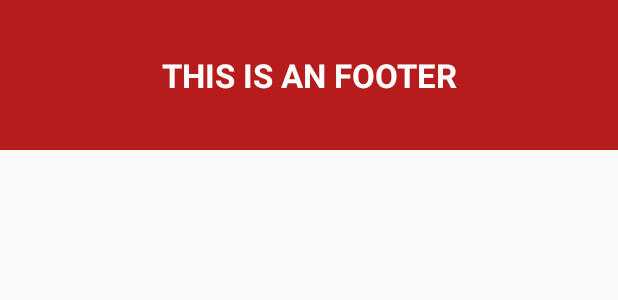
After one commit to chemickypes/CoordinatorLayoutExample, an Android app: the layout footer_list.xml on its own in the app's theme, with its tools: preview values and no code run, on a phone screen of 412 x 824 dp. The commit adds this screen. Shown: the top 300 px of the screen. Run offline under Robolectric (Android 15) with nearby library versions, the phone set to English and light mode, and no system bars.

Commit message:
footer view

```diff
--- /dev/null
+++ b/app/src/main/res/layout/footer_list.xml
@@ -0,0 +1,18 @@
+<?xml version="1.0" encoding="utf-8"?>
+<LinearLayout xmlns:android="http://schemas.android.com/apk/res/android"
+    android:orientation="vertical" android:layout_width="match_parent"
+    android:layout_height="wrap_content"
+    android:background="@color/red900">
+
+    <TextView
+        android:layout_width="match_parent"
+        android:layout_height="100dp"
+        android:textAppearance="?android:attr/textAppearanceLarge"
+        android:text="This is an FOOTER"
+        android:textColor="@android:color/white"
+        android:textAllCaps="true"
+        android:textStyle="bold"
+        android:id="@+id/textView"
+        android:gravity="center" />
+
+</LinearLayout>
--- a/app/src/main/res/values/colors.xml
+++ b/app/src/main/res/values/colors.xml
@@ -6,4 +6,5 @@
 
     <color name="cyano700">#0097A7</color>
     <color name="brown200">#BCAAA4</color>
+    <color name="red900">#B71C1C</color>
 </resources>
```
Also changed, not shown: app/src/main/java/com/angelomoroni/coordinatorlayoutexample/ScrollingActivity.java (+17 -11 lines).
